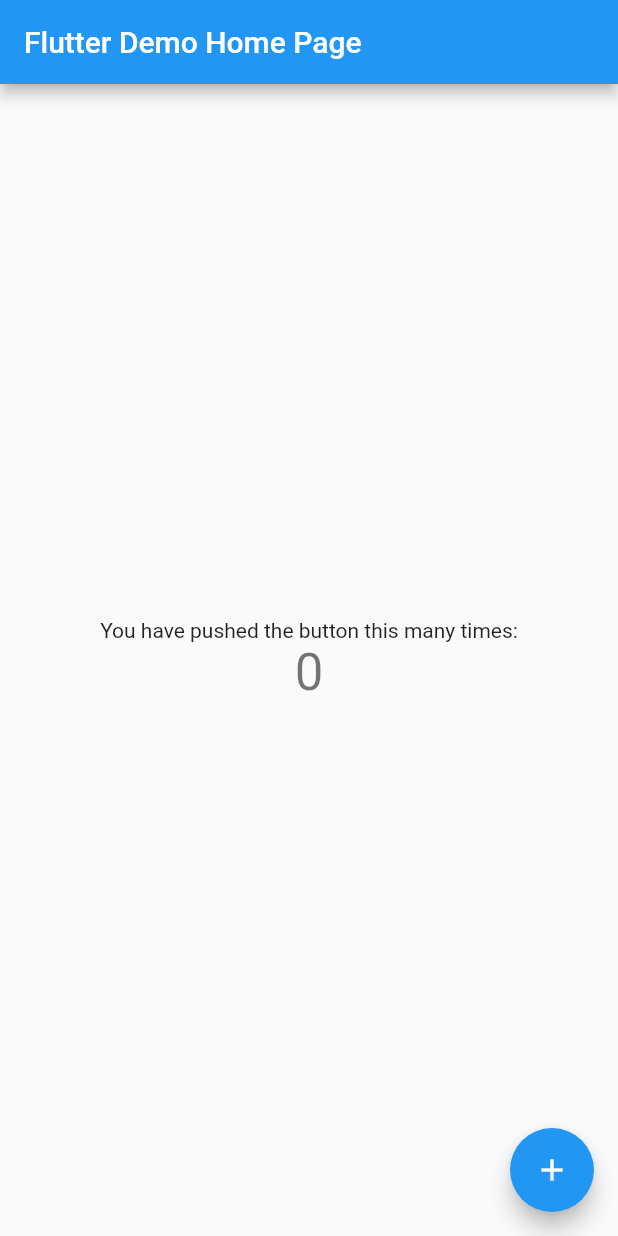
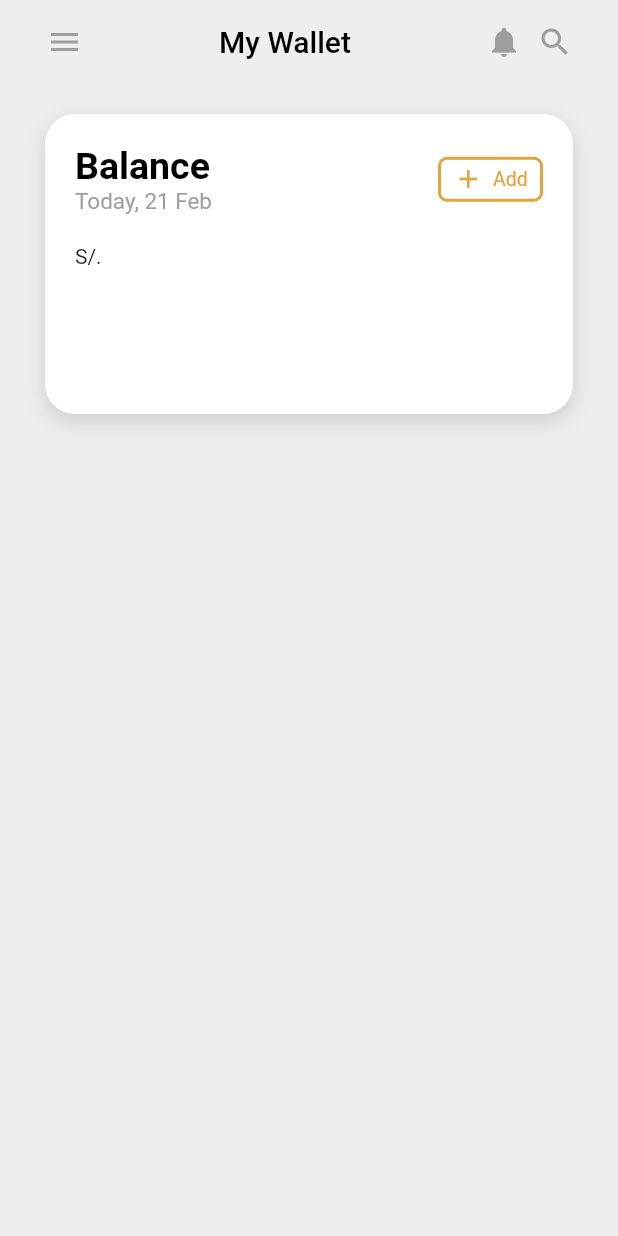
Before and after one commit to betitolg/personal_finance_app, a Flutter app: the screen it shows after launch, on a phone screen of 412 x 824 dp. Run offline on Flutter 3.47's test engine with Material 2 defaults, Android fonts, the phone set to English and light mode, and no system bars.

Commit message:
add folders and basic widgets

```diff
--- a/lib/main.dart
+++ b/lib/main.dart
@@ -1,4 +1,5 @@
 import 'package:flutter/material.dart';
+import 'package:personal_finance_app/ui/views/home/home_view.dart';
 
 void main() {
   runApp(const MyApp());
@@ -7,109 +8,13 @@ void main() {
 class MyApp extends StatelessWidget {
   const MyApp({Key? key}) : super(key: key);
 
-  // This widget is the root of your application.
   @override
   Widget build(BuildContext context) {
     return MaterialApp(
-      title: 'Flutter Demo',
-      theme: ThemeData(
-        // This is the theme of your application.
-        //
-        // Try running your application with "flutter run". You'll see the
-        // application has a blue toolbar. Then, without quitting the app, try
-        // changing the primarySwatch below to Colors.green and then invoke
-        // "hot reload" (press "r" in the console where you ran "flutter run",
-        // or simply save your changes to "hot reload" in a Flutter IDE).
-        // Notice that the counter didn't reset back to zero; the application
-        // is not restarted.
-        primarySwatch: Colors.blue,
-      ),
-      home: const MyHomePage(title: 'Flutter Demo Home Page'),
-    );
+        title: 'Flutter Demo',
+        theme: ThemeData(
+          primarySwatch: Colors.blue,
+        ),
+        home: const HomeView());
   }
 }
-
-class MyHomePage extends StatefulWidget {
-  const MyHomePage({Key? key, required this.title}) : super(key: key);
-
-  // This widget is the home page of your application. It is stateful, meaning
-  // that it has a State object (defined below) that contains fields that affect
-  // how it looks.
-
-  // This class is the configuration for the state. It holds the values (in this
-  // case the title) provided by the parent (in this case the App widget) and
-  // used by the build method of the State. Fields in a Widget subclass are
-  // always marked "final".
-
-  final String title;
-
-  @override
-  State<MyHomePage> createState() => _MyHomePageState();
-}
-
-class _MyHomePageState extends State<MyHomePage> {
-  int _counter = 0;
-
-  void _incrementCounter() {
-    setState(() {
-      // This call to setState tells the Flutter framework that something has
-      // changed in this State, which causes it to rerun the build method below
-      // so that the display can reflect the updated values. If we changed
-      // _counter without calling setState(), then the build method would not be
-      // called again, and so nothing would appear to happen.
-      _counter++;
-    });
-  }
-
-  @override
-  Widget build(BuildContext context) {
-    // This method is rerun every time setState is called, for instance as done
-    // by the _incrementCounter method above.
-    //
-    // The Flutter framework has been optimized to make rerunning build methods
-    // fast, so that you can just rebuild anything that needs updating rather
-    // than having to individually change instances of widgets.
-    return Scaffold(
-      appBar: AppBar(
-        // Here we take the value from the MyHomePage object that was created by
-        // the App.build method, and use it to set our appbar title.
-        title: Text(widget.title),
-      ),
-      body: Center(
-        // Center is a layout widget. It takes a single child and positions it
-        // in the middle of the parent.
-        child: Column(
-          // Column is also a layout widget. It takes a list of children and
-          // arranges them vertically. By default, it sizes itself to fit its
-          // children horizontally, and tries to be as tall as its parent.
-          //
-          // Invoke "debug painting" (press "p" in the console, choose the
-          // "Toggle Debug Paint" action from the Flutter Inspector in Android
-          // Studio, or the "Toggle Debug Paint" command in Visual Studio Code)
-          // to see the wireframe for each widget.
-          //
-          // Column has various properties to control how it sizes itself and
-          // how it positions its children. Here we use mainAxisAlignment to
-          // center the children vertically; the main axis here is the vertical
-          // axis because Columns are vertical (the cross axis would be
-          // horizontal).
-          mainAxisAlignment: MainAxisAlignment.center,
-          children: <Widget>[
-            const Text(
-              'You have pushed the button this many times:',
-            ),
-            Text(
-              '$_counter',
-              style: Theme.of(context).textTheme.headline4,
-            ),
-          ],
-        ),
-      ),
-      floatingActionButton: FloatingActionButton(
-        onPressed: _incrementCounter,
-        tooltip: 'Increment',
-        child: const Icon(Icons.add),
-      ), // This trailing comma makes auto-formatting nicer for build methods.
-    );
-  }
-}
--- /dev/null
+++ b/lib/ui/components/template/custom_scaffold.dart
@@ -0,0 +1,34 @@
+import 'package:flutter/material.dart';
+
+import '../theme/app_colors.dart';
+
+class CustomScaffold extends StatelessWidget {
+  const CustomScaffold(
+      {Key? key,
+      this.title,
+      this.body,
+      this.bottomNavigationBar,
+      this.leading,
+      this.actions})
+      : super(key: key);
+  final Widget? body;
+  final Widget? bottomNavigationBar;
+  final Widget? leading;
+  final List<Widget>? actions;
+  final Widget? title;
+  @override
+  Widget build(BuildContext context) {
+    return Scaffold(
+      backgroundColor: AppColors.kAppBackgroundColor,
+      appBar: AppBar(
+        elevation: 0.0,
+        backgroundColor: AppColors.kAppBackgroundColor,
+        leading: leading,
+        actions: actions,
+        title: title,
+      ),
+      body: body,
+      bottomNavigationBar: bottomNavigationBar,
+    );
+  }
+}
--- /dev/null
+++ b/lib/ui/components/theme/app_colors.dart
@@ -0,0 +1,9 @@
+import 'package:flutter/material.dart';
+
+class AppColors {
+  static const kAppBackgroundColor = Color.fromRGBO(238, 238, 238, 1.0);
+  static const kSearchColor = Color.fromRGBO(21, 25, 32, 1.0);
+  static const kTitle = Color.fromRGBO(21, 25, 32, 1.0);
+  static const kSubTitle = Color.fromRGBO(85, 85, 90, 1.0);
+  static const kStrongColor = Color.fromRGBO(227, 163, 61, 1.0);
+}
--- /dev/null
+++ b/lib/ui/views/home/home_view.dart
@@ -0,0 +1,40 @@
+import 'package:flutter/material.dart';
+import 'package:personal_finance_app/ui/components/template/custom_scaffold.dart';
+import 'package:personal_finance_app/ui/views/home/widgets/header_card.dart';
+
+class HomeView extends StatelessWidget {
+  const HomeView({Key? key}) : super(key: key);
+
+  @override
+  Widget build(BuildContext context) {
+    return CustomScaffold(
+      title: const Center(
+          child: Text('My Wallet', style: TextStyle(color: Colors.black))),
+      body: ListView(
+        // ignore: prefer_const_literals_to_create_immutables
+        children: [
+          const SizedBox(height: 20.0),
+          const HeaderCard(),
+          const SizedBox(height: 20.0),
+        ],
+      ),
+      leading: Container(
+          margin: const EdgeInsets.only(left: 30.0),
+          child: const Icon(Icons.menu, color: Colors.grey)),
+      // ignore: prefer_const_literals_to_create_immutables
+      actions: [
+        const Icon(Icons.notifications, color: Colors.grey),
+        const SizedBox(width: 10),
+        Container(
+          margin: const EdgeInsets.only(right: 30.0),
+          child: Row(
+            // ignore: prefer_const_literals_to_create_immutables
+            children: [
+              const Icon(Icons.search, color: Colors.grey),
+            ],
+          ),
+        ),
+      ],
+    );
+  }
+}
--- /dev/null
+++ b/lib/ui/views/home/widgets/header_card.dart
@@ -0,0 +1,28 @@
+import 'package:flutter/material.dart';
+import 'package:personal_finance_app/ui/views/home/widgets/header_card_content.dart';
+
+class HeaderCard extends StatelessWidget {
+  const HeaderCard({Key? key}) : super(key: key);
+
+  @override
+  Widget build(BuildContext context) {
+    return Container(
+      margin: const EdgeInsets.symmetric(horizontal: 30.0),
+      width: double.infinity,
+      height: 200.0,
+      decoration: const BoxDecoration(
+        color: Colors.white,
+        borderRadius: BorderRadius.all(Radius.circular(20.0)),
+        boxShadow: [
+          BoxShadow(
+            color: Colors.black12,
+            blurRadius: 10.0,
+            spreadRadius: 1.0,
+            offset: Offset(0.0, 5.0),
+          ),
+        ],
+      ),
+      child: const HeaderCardContent(),
+    );
+  }
+}
--- /dev/null
+++ b/lib/ui/views/home/widgets/header_card_content.dart
@@ -0,0 +1,75 @@
+import 'package:flutter/material.dart';
+import 'package:personal_finance_app/ui/components/theme/app_colors.dart';
+
+class HeaderCardContent extends StatelessWidget {
+  const HeaderCardContent({Key? key}) : super(key: key);
+
+  @override
+  Widget build(BuildContext context) {
+    return Container(
+      margin: const EdgeInsets.symmetric(horizontal: 20.0, vertical: 20.0),
+      child: Column(
+        crossAxisAlignment: CrossAxisAlignment.start,
+        children: [
+          Row(
+            mainAxisAlignment: MainAxisAlignment.spaceBetween,
+            children: [
+              Column(
+                crossAxisAlignment: CrossAxisAlignment.start,
+                mainAxisAlignment: MainAxisAlignment.spaceAround,
+                // ignore: prefer_const_literals_to_create_immutables
+                children: [
+                  const Text(
+                    "Balance",
+                    style: TextStyle(
+                        color: Colors.black,
+                        fontSize: 25.0,
+                        fontWeight: FontWeight.bold),
+                  ),
+                  const Text(
+                    "Today, 21 Feb",
+                    style: TextStyle(
+                      color: Colors.grey,
+                      fontSize: 15.0,
+                    ),
+                  ),
+                ],
+              ),
+              Container(
+                decoration: BoxDecoration(
+                    color: Colors.white,
+                    border: Border.all(color: AppColors.kStrongColor, width: 2),
+                    borderRadius: BorderRadius.circular(6.0)),
+                width: 70.0,
+                height: 30.0,
+                child: Container(
+                  margin: const EdgeInsets.symmetric(horizontal: 5.0),
+                  child: Row(
+                    mainAxisAlignment: MainAxisAlignment.spaceAround,
+                    // ignore: prefer_const_literals_to_create_immutables
+                    children: [
+                      const Icon(
+                        Icons.add,
+                        size: 20,
+                        color: AppColors.kStrongColor,
+                      ),
+                      const Text(
+                        "Add",
+                        style: TextStyle(
+                          color: AppColors.kStrongColor,
+                          fontSize: 13.0,
+                        ),
+                      ),
+                    ],
+                  ),
+                ),
+              ),
+            ],
+          ),
+          SizedBox(height: 20.0),
+          Text("S/.")
+        ],
+      ),
+    );
+  }
+}
```
Also changed, not shown: lib/ui/views/home/widgets/categories.dart (added).
